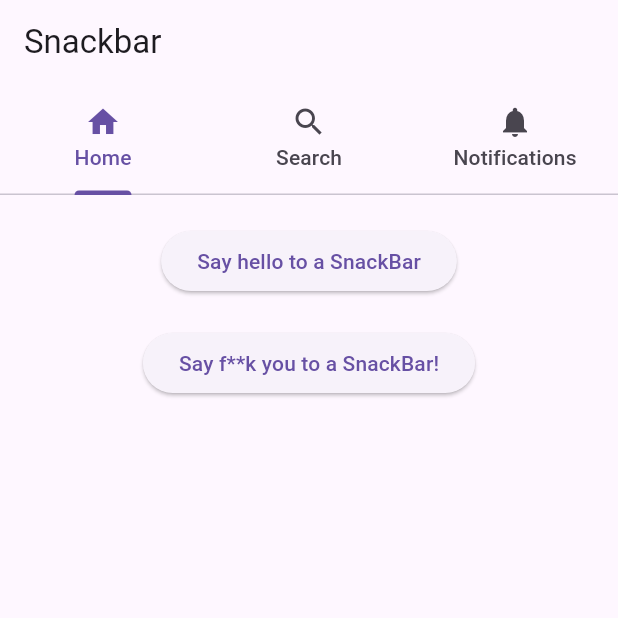
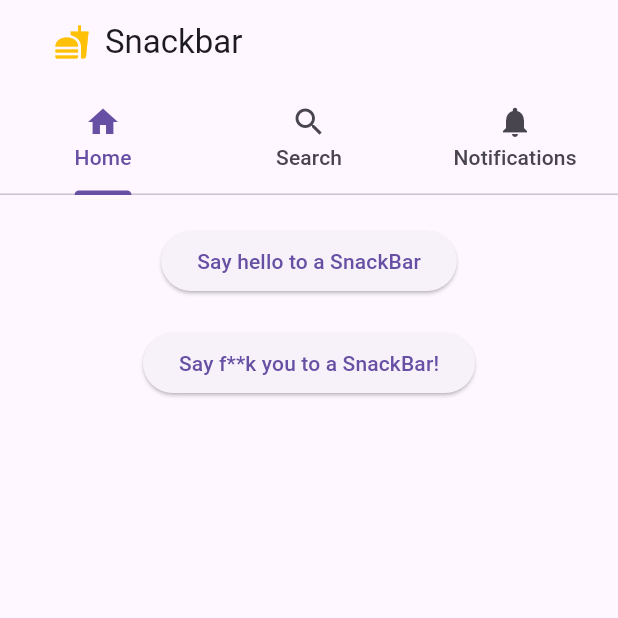
Before and after one commit to Dano-Sato/flutter-with-gpt, a Flutter app: the screen it shows after launch, on a phone screen of 412 x 824 dp, the top half of it. Run offline on Flutter 3.47's test engine with Material 3 defaults, Android fonts, the phone set to English and light mode, and no system bars; our stand-ins replace shared_preferences.

Commit message:
snackBar

```diff
--- a/lib/4_mini.dart
+++ b/lib/4_mini.dart
@@ -15,6 +15,7 @@ class MyApp extends StatelessWidget {
   }
 }
 
+/// 앱 바와 탭 바가 있는 홈 화면.
 class HomeScreen extends StatelessWidget {
   const HomeScreen({super.key});
 
@@ -24,7 +25,15 @@ class HomeScreen extends StatelessWidget {
       length: 3, // 탭의 개수
       child: Scaffold(
         appBar: AppBar(
-          title: Text('Snackbar'),
+          title: Row(
+            children: [
+              SizedBox(width: 20),
+              Icon(Icons.fastfood, color: Colors.amber),
+              SizedBox(width: 10),
+              Text("Snackbar"),
+            ],
+          ),
+          centerTitle: true,
           bottom: TabBar(
             tabs: [
               Tab(icon: Icon(Icons.home), text: 'Home'),
@@ -58,7 +67,7 @@ class MyWidget extends StatelessWidget {
           ElevatedButton(
             onPressed: () {
                   final scaffoldMessenger = ScaffoldMessenger.of(context);
-
+                  scaffoldMessenger.hideCurrentSnackBar();
                   // SnackBar를 표시합니다.
                   final snackBar = SnackBar(
                     content: Text('Hello from a SnackBar!'),
@@ -66,25 +75,21 @@ class MyWidget extends StatelessWidget {
                   );
 
                   scaffoldMessenger.showSnackBar(snackBar);
-
-                  // 2초 후에 스낵바를 자동으로 숨깁니다.
-                  Future.delayed(Duration(seconds: 2), () {
-                    scaffoldMessenger.hideCurrentSnackBar();
-                  });
                 },
             child: Text('Say hello to a SnackBar'),
           ),
           SizedBox(height: 20),
-          ElevatedButton(onPressed: () {
+          ElevatedButton(
+            onPressed: () {
+              ScaffoldMessenger.of(context).hideCurrentSnackBar();
               ScaffoldMessenger.of(context).showSnackBar(
               SnackBar(
                 content: Text('F**k you too from a SnackBar!'),
-                duration: Duration(seconds: 2), // 스낵바의 표시 시간
+                duration: Duration(seconds: 3), // 스낵바의 표시 시간
               ),
               );
-
-          },
-          child: Text("Say f**k you to a SnackBar!"))
+            },
+            child: Text("Say f**k you to a SnackBar!"))
         ],
       ),
     );
@@ -104,6 +109,7 @@ class MyListView extends StatelessWidget {
           leading: Icon(Icons.star),
           title: Text('Item $index'),
           onTap: () { // 아이템을 클릭했을 때의, 스낵바에서 어떤 아이템을 클릭했는지 알려준다.
+            ScaffoldMessenger.of(context).hideCurrentSnackBar();
             ScaffoldMessenger.of(context).showSnackBar(
               SnackBar(
                 content: Text('You clicked Item $index!'),
```
